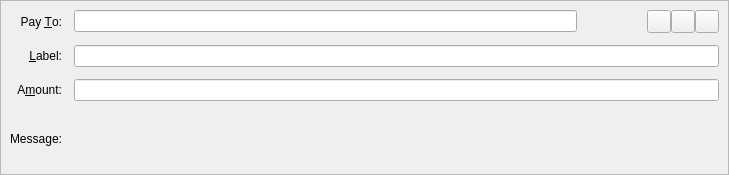
This is src/qt/forms/sendcoinsentry.ui in SHTDJ/Bulwark as Qt 5 draws it before an edit. The edited form follows.
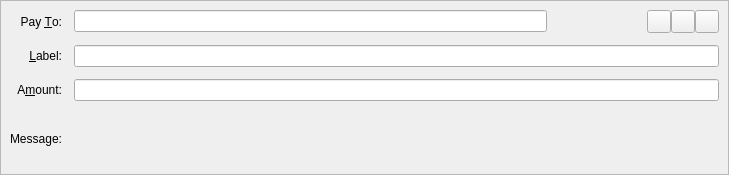
This is the edited form. Icons and pictures are not drawn. Custom widgets are drawn as their Qt base class.

What changed in the file:
```diff
--- a/src/qt/forms/sendcoinsentry.ui
+++ b/src/qt/forms/sendcoinsentry.ui
@@ -53,6 +53,12 @@
       </property>
       <item>
        <widget class="QValidatedLineEdit" name="payTo">
+        <property name="sizePolicy">
+         <sizepolicy hsizetype="Preferred" vsizetype="Maximum">
+          <horstretch>0</horstretch>
+          <verstretch>0</verstretch>
+         </sizepolicy>
+        </property>
         <property name="toolTip">
          <string>The Bulwark address to send the payment to</string>
         </property>
@@ -64,11 +70,11 @@
          <enum>Qt::Horizontal</enum>
         </property>
         <property name="sizeType">
-         <enum>QSizePolicy::Minimum</enum>
+         <enum>QSizePolicy::Maximum</enum>
         </property>
         <property name="sizeHint" stdset="0">
          <size>
-          <width>70</width>
+          <width>100</width>
           <height>20</height>
          </size>
         </property>
```
Left out of the diff: 130 changed lines with no effect on the pictures.
